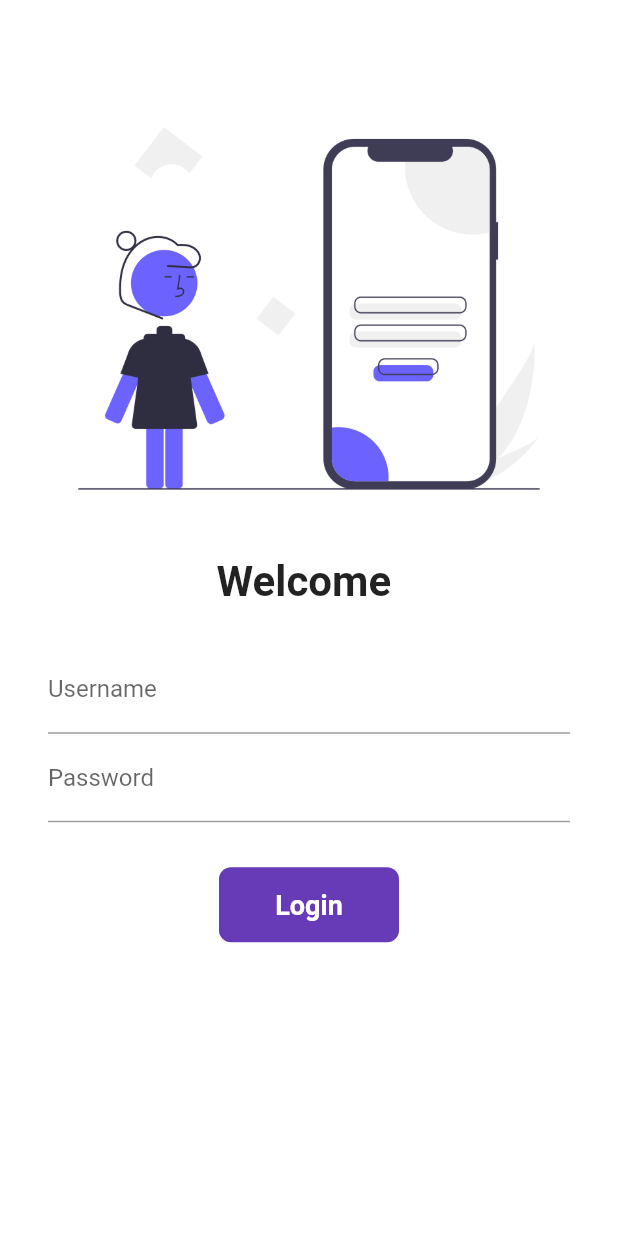
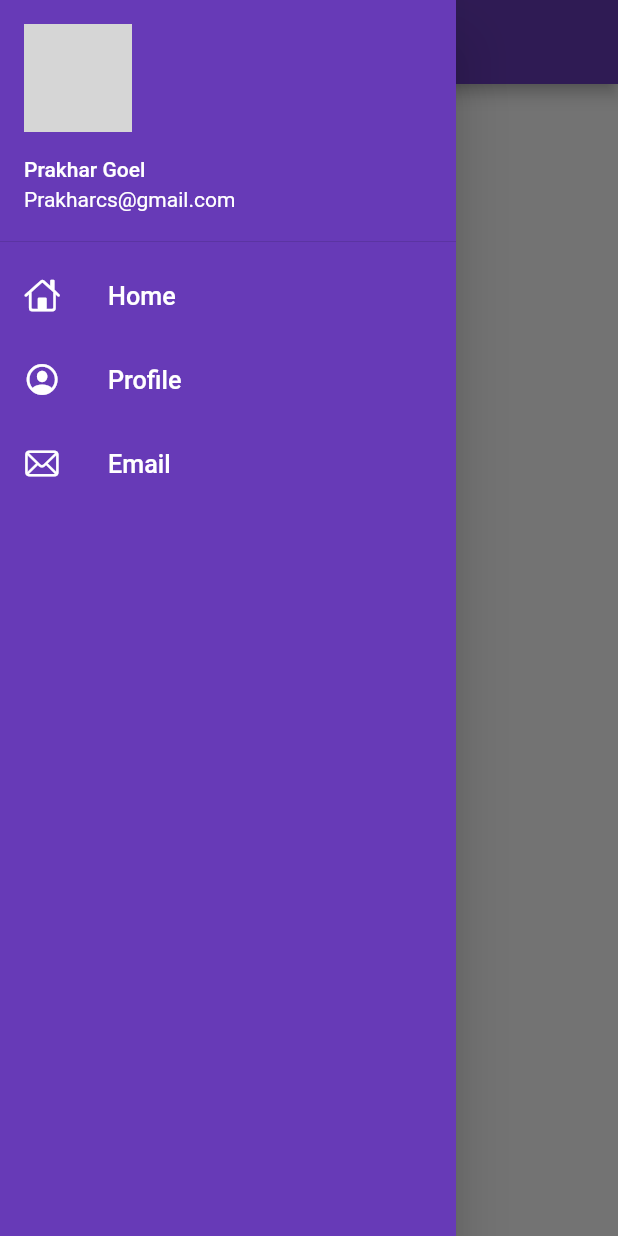
Before and after one commit to prakhar8922/flutter-APP1, a Flutter app: the screen it shows after launch, with the side drawer open (before the commit the screen has no drawer), on a phone screen of 412 x 824 dp. Run offline on Flutter 3.47's test engine with Material 2 defaults, Android fonts, the phone set to English and light mode, and no system bars; network calls fail; grey boxes are pictures that could not be loaded.

Commit message:
day-8 listview,drawer,listtile and cupertino icons

```diff
--- a/lib/main.dart
+++ b/lib/main.dart
@@ -17,7 +17,7 @@ class MyApp extends StatelessWidget {
       darkTheme: ThemeData(
         brightness: Brightness.dark,
       ),
-      // initialRoute: "/home",
+      initialRoute: MyRoutes.homeRoute,
       routes: {
         "/": (context) => LoginPage(),
         MyRoutes.homeRoute: (context) => HomePage(),
--- a/lib/pages/home_page.dart
+++ b/lib/pages/home_page.dart
@@ -1,4 +1,5 @@
 import 'package:flutter/material.dart';
+import 'package:flutter_application_1/widgets/drawer.dart';
 
 class HomePage extends StatelessWidget {
   const HomePage({Key? key}) : super(key: key);
@@ -14,7 +15,7 @@ class HomePage extends StatelessWidget {
           child: const Text("welcome to my first Flutter app"),
         ),
       ),
-      drawer: const Drawer(),
+      drawer: MyDrawer(),
     );
   }
 }
--- /dev/null
+++ b/lib/widgets/drawer.dart
@@ -0,0 +1,62 @@
+import 'package:flutter/cupertino.dart';
+import 'package:flutter/material.dart';
+
+class MyDrawer extends StatelessWidget {
+  @override
+  Widget build(BuildContext context) {
+    final ImageUrl = "https://wallpaperaccess.com/full/2213424.jpg";
+    return Drawer(
+      child: Container(
+        color: Colors.deepPurple,
+        child: ListView(
+          padding: EdgeInsets.zero,
+          children: [
+            DrawerHeader(
+              padding: EdgeInsets.zero,
+              child: UserAccountsDrawerHeader(
+                margin: EdgeInsets.zero,
+                accountName: Text("Prakhar Goel"),
+                accountEmail: Text("Prakharcs@gmail.com"),
+                currentAccountPicture:
+                    CircleAvatar(backgroundImage: NetworkImage(ImageUrl)),
+              ),
+            ),
+            ListTile(
+              leading: Icon(
+                CupertinoIcons.home,
+                color: Colors.white,
+              ),
+              title: Text(
+                "Home",
+                textScaleFactor: 1.2,
+                style: TextStyle(color: Colors.white),
+              ),
+            ),
+            ListTile(
+              leading: Icon(
+                CupertinoIcons.profile_circled,
+                color: Colors.white,
+              ),
+              title: Text(
+                "Profile",
+                textScaleFactor: 1.2,
+                style: TextStyle(color: Colors.white),
+              ),
+            ),
+            ListTile(
+              leading: Icon(
+                CupertinoIcons.mail,
+                color: Colors.white,
+              ),
+              title: Text(
+                "Email",
+                textScaleFactor: 1.2,
+                style: TextStyle(color: Colors.white),
+              ),
+            )
+          ],
+        ),
+      ),
+    );
+  }
+}
```
